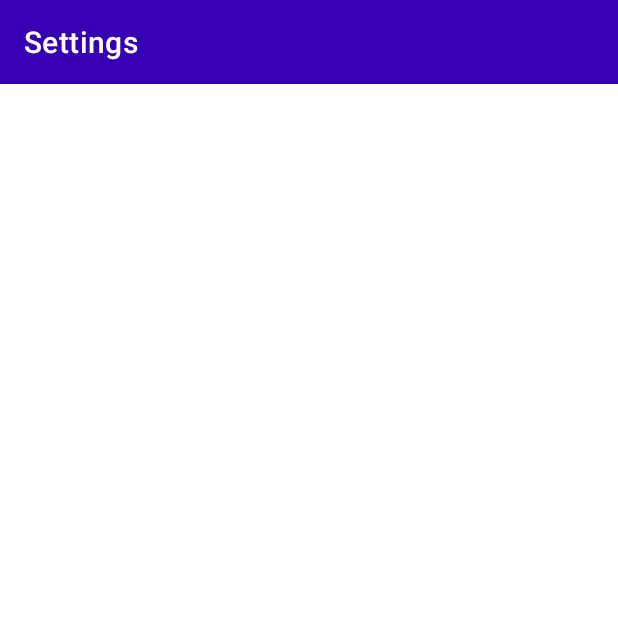
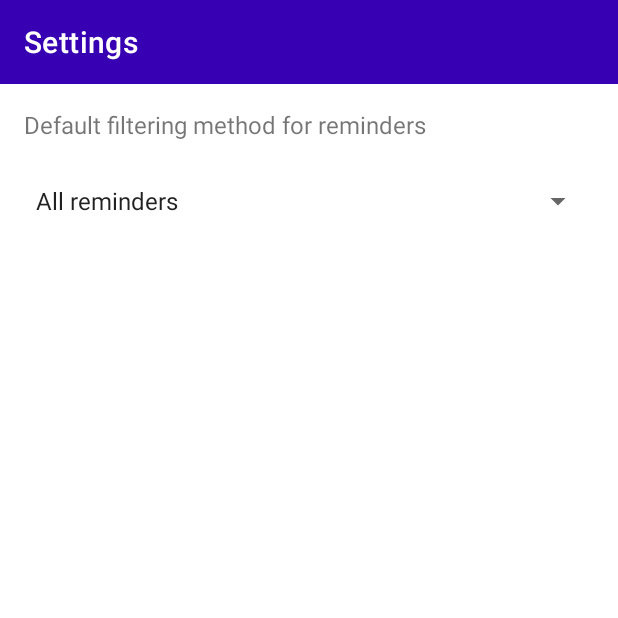
Before and after one commit to C4lopsitta/reminders-android, an Android app: the screen it shows after launch (Settings), in the options menu, after a tap on "Settings", on a phone screen of 412 x 824 dp, the top half of it. Run offline under Robolectric (Android 15) with nearby library versions, the phone set to English and light mode, and no system bars; our stand-ins replace Room's generated code.

Commit message:
Started implementing Settings, implemented chips, refactored clipboard

```diff
--- a/app/build.gradle
+++ b/app/build.gradle
@@ -12,8 +12,8 @@ android {
         applicationId "cc.atomtech.todo"
         minSdk 28
         targetSdk 34
-        versionCode 12
-        versionName "0.9.0a"
+        versionCode 13
+        versionName "0.9.1"
 
         resourceConfigurations += ["en", "it", "fr"]
 
--- /dev/null
+++ b/app/src/main/java/cc/atomtech/todo/Clipboard.kt
@@ -0,0 +1,20 @@
+package cc.atomtech.todo
+
+import android.content.ClipData
+import android.content.ClipboardManager
+
+class Clipboard {
+   companion object {
+      private var clipboard: ClipboardManager? = null;
+      private final const val clipboardReminderLabel = "Reminder";
+      public fun instantiate(systemService: ClipboardManager) {
+         clipboard = systemService;
+      }
+
+      public fun copy(clip: String) {
+         if(clipboard == null) return;
+         clipboard!!.setPrimaryClip(ClipData.newPlainText(clipboardReminderLabel, clip));
+      }
+
+   }
+}
--- a/app/src/main/java/cc/atomtech/todo/Database.kt
+++ b/app/src/main/java/cc/atomtech/todo/Database.kt
@@ -31,6 +31,15 @@ interface ReminderDao {
     @Query("SELECT * FROM reminders WHERE isCompleted = 0")
     suspend fun getUncompletedReminders() : List<Reminder>
 
+    @Query("SELECT * FROM reminders WHERE getNotification = 1")
+    suspend fun getRemindersWithNotification() : List<Reminder>
+
+    @Query("SELECT * FROM reminders WHERE getNotification = 0")
+    suspend fun getRemindersWithoutNotification() : List<Reminder>
+
+    @Query("SELECT * FROM reminders WHERE notificationTimestamp > :time")
+    suspend fun getRemindersByNotification(time: Int) : List<Reminder>
+
     @Query("UPDATE reminders SET isCompleted = :isCompleted WHERE id = :id")
     fun updateIsCompleted(isCompleted: Boolean, id: Long)
 
@@ -49,7 +58,7 @@ interface ReminderDao {
     fun update(reminder: Reminder)
 
     @Insert
-    fun addReminder(reminder: Reminder)
+    fun addReminder(reminder: Reminder): Long
 
     @Delete
     fun deleteReminder(reminder: Reminder)
@@ -93,6 +102,6 @@ abstract class AppDatabase : RoomDatabase() {
 
 lateinit var db: RoomDatabase
 lateinit var reminderDao: ReminderDao
-lateinit var clipboard: ClipboardManager
+
 lateinit var sharedPref: SharedPreferences
 lateinit var alarmManager: AlarmManager
--- a/app/src/main/java/cc/atomtech/todo/Notifier.kt
+++ b/app/src/main/java/cc/atomtech/todo/Notifier.kt
@@ -15,11 +15,10 @@ import java.util.Calendar
 
 class Notifier {
    companion object {
-      public const val REMINDER_CHANNEL_ID: String = "reminders";
+      public final const val REMINDER_CHANNEL_ID: String = "reminders";
 
       private var notifManager: NotificationManager? = null;
       private lateinit var context: Context;
-
 
       public fun notify(id: Int, notification: Notification) {
          notifManager?.notify(id, notification);
@@ -31,10 +30,10 @@ class Notifier {
          this.notifManager = getReminderNotificationChannelService(pkgContext, key, desc);
          context = pkgContext;
       }
-      public fun registerNotification(id: Int, title: String, desc: String, date: Calendar) {
+      public fun registerNotification(id: Long, title: String, desc: String, date: Calendar) {
          registerNotification(this.context, id, title, desc, date);
       }
-      public fun registerNotification(context: Context, id: Int, title: String, desc: String, date: Calendar) {
+      public fun registerNotification(context: Context, id: Long, title: String, desc: String, date: Calendar) {
          var intent = Intent(context, NotifReciever::class.java);
          intent.putExtra("title", title)
                .putExtra("desc", desc)
--- a/app/src/main/java/cc/atomtech/todo/ReminderAdapter.kt
+++ b/app/src/main/java/cc/atomtech/todo/ReminderAdapter.kt
@@ -98,7 +98,7 @@ class ReminderAdapter(private val dataSet: List<Reminder>, private val pkgContex
       if(!body.isNullOrEmpty())
          clip += body;
 
-      clipboard.setPrimaryClip(ClipData.newPlainText("Reminder", clip));
+      Clipboard.copy(clip);
       Snackbar.make(view, pkgContext.getString(R.string.copy_copied), Snackbar.LENGTH_SHORT).show();
    }
 
--- a/app/src/main/java/cc/atomtech/todo/Settings.kt
+++ b/app/src/main/java/cc/atomtech/todo/Settings.kt
@@ -1,11 +1,14 @@
 package cc.atomtech.todo
 
 import android.os.Bundle
+import android.widget.AdapterView
+import android.widget.Spinner
 import androidx.appcompat.app.AppCompatActivity
 import com.google.android.material.appbar.MaterialToolbar
 
 class Settings: AppCompatActivity() {
-    private lateinit var topbar: MaterialToolbar
+    private lateinit var topbar: MaterialToolbar;
+    private lateinit var filterDropdown: Spinner;
 
     override fun onCreate(savedInstanceState: Bundle?){
         super.onCreate(savedInstanceState)
@@ -13,5 +16,8 @@ class Settings: AppCompatActivity() {
         topbar = findViewById(R.id.topbar)
         topbar.title = getString(R.string.settings)
         setSupportActionBar(topbar)
+
+        filterDropdown = findViewById(R.id.settings_dropdown_default_filter);
+
     }
 }
--- a/app/src/main/res/layout/activity_settings.xml
+++ b/app/src/main/res/layout/activity_settings.xml
@@ -1,6 +1,7 @@
 <?xml version="1.0" encoding="utf-8"?>
 <androidx.constraintlayout.widget.ConstraintLayout xmlns:android="http://schemas.android.com/apk/res/android"
     xmlns:app="http://schemas.android.com/apk/res-auto"
+    xmlns:tools="http://schemas.android.com/tools"
     android:layout_width="match_parent"
     android:layout_height="match_parent">
 
@@ -14,4 +15,30 @@
         app:layout_constraintStart_toStartOf="parent"
         app:layout_constraintTop_toTopOf="parent"
         app:titleTextColor="@color/white" />
+
+    <Spinner
+        android:id="@+id/settings_dropdown_default_filter"
+        android:layout_width="0dp"
+        android:layout_height="48dp"
+        android:layout_marginTop="16dp"
+        android:entries="@array/filter_list"
+        android:prompt="@string/settings_label_default_filter"
+        app:layout_constraintEnd_toEndOf="@+id/settings_label_default_filter"
+        app:layout_constraintStart_toStartOf="@+id/settings_label_default_filter"
+        app:layout_constraintTop_toBottomOf="@+id/settings_label_default_filter" />
+
+    <TextView
+        android:id="@+id/settings_label_default_filter"
+        style="@style/Widget.AppCompat.TextView"
+        android:layout_width="0dp"
+        android:layout_height="wrap_content"
+        android:layout_marginStart="16dp"
+        android:layout_marginTop="16dp"
+        android:layout_marginEnd="16dp"
+        android:text="@string/settings_label_default_filter"
+        android:textSize="16sp"
+        app:layout_constraintEnd_toEndOf="parent"
+        app:layout_constraintStart_toStartOf="parent"
+        app:layout_constraintTop_toBottomOf="@+id/topbar" />
+
 </androidx.constraintlayout.widget.ConstraintLayout>
--- /dev/null
+++ b/app/src/main/res/values/StringArrays.xml
@@ -0,0 +1,8 @@
+<?xml version="1.0" encoding="utf-8"?>
+<resources>
+    <string-array name="filter_list">
+        <item>All reminders</item>
+        <item>Completed</item>
+        <item>Not completed</item>
+    </string-array>
+</resources>
--- a/app/src/main/res/values/strings.xml
+++ b/app/src/main/res/values/strings.xml
@@ -29,4 +29,8 @@
     <string name="first_launch_splash">Welcome to Reminders!</string>
     <string name="first_launch_start">Let\'s start</string>
     <string name="whats_new">Whats new</string>
+    <string name="back">Back</string>
+    <string name="settings_label_default_filter">Default filtering method for reminders</string>
+    <string name="chip_with_notificaiton">With notification</string>
+    <string name="chip_wihtout_notificaiton">Without notification</string>
 </resources>
```
Also changed, not shown: app/src/main/java/cc/atomtech/todo/AddReminder.kt (+18 -24 lines), app/src/main/java/cc/atomtech/todo/MainActivity.kt (+40 -7 lines), app/src/main/res/layout/activity_main.xml (+34 -7 lines), 3 other files.
